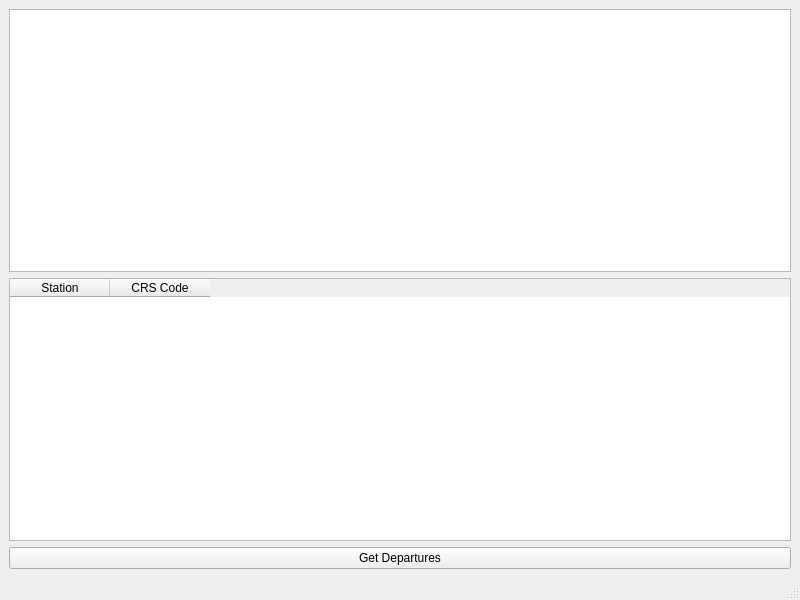
Qt form ui/mainwindow.ui (gusbuncedev/atlas-transit-desktop) before a commit.
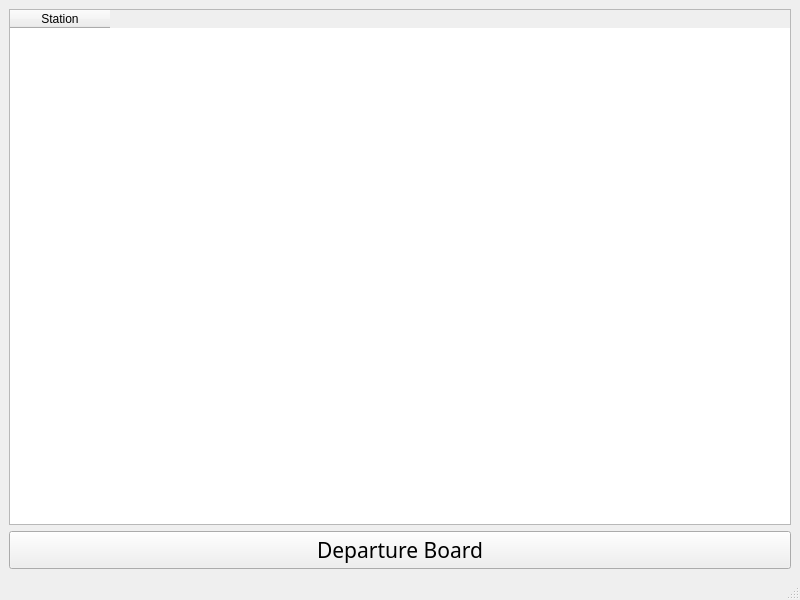
The same form after that commit.

What changed in the file:
```diff
--- a/ui/mainwindow.ui
+++ b/ui/mainwindow.ui
@@ -15,9 +15,6 @@
   </property>
   <widget class="QWidget" name="centralwidget">
    <layout class="QVBoxLayout" name="verticalLayout">
-    <item>
-     <widget class="QListWidget" name="stationList"/>
-    </item>
     <item>
      <widget class="QTableWidget" name="stationTable">
       <column>
@@ -25,17 +22,18 @@
         <string>Station</string>
        </property>
       </column>
-      <column>
-       <property name="text">
-        <string>CRS Code</string>
-       </property>
-      </column>
      </widget>
     </item>
     <item>
-     <widget class="QPushButton" name="fetchButton">
+     <widget class="QPushButton" name="showDepartureBoard">
+      <property name="font">
+       <font>
+        <family>Hasklig</family>
+        <pointsize>16</pointsize>
+       </font>
+      </property>
       <property name="text">
-       <string>Get Departures</string>
+       <string>Departure Board</string>
       </property>
      </widget>
     </item>
```
